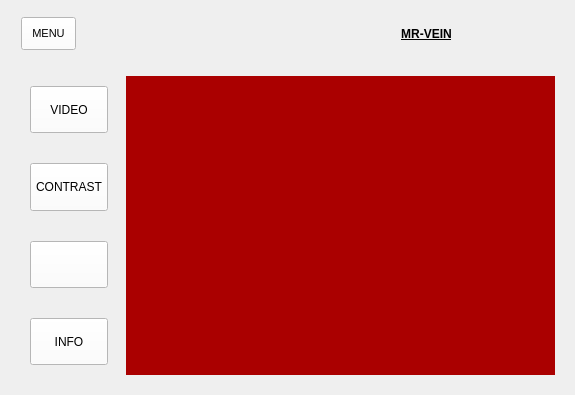
This is UI/CapstoneUI.ui in sathvik-raki/RapidVeinFinder as Qt 5 draws it before an edit. The edited form follows.
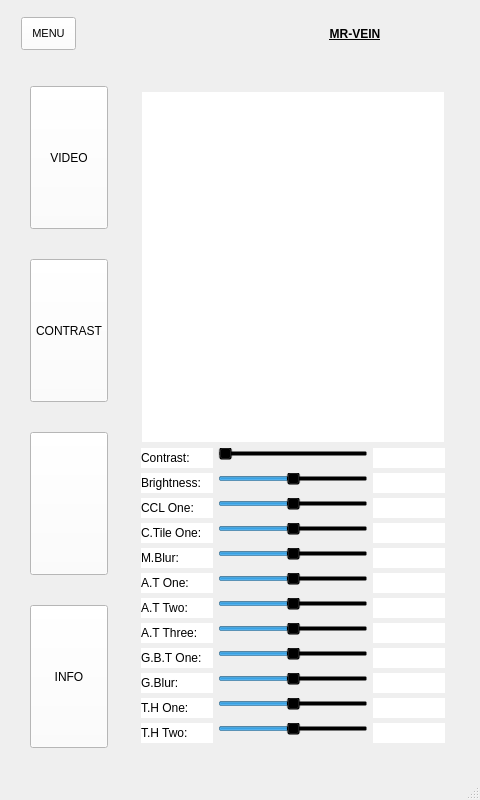
This is the edited form. Icons and pictures are not drawn.

What changed in the file:
```diff
--- a/UI/CapstoneUI.ui
+++ b/UI/CapstoneUI.ui
@@ -6,10 +6,22 @@
    <rect>
     <x>0</x>
     <y>0</y>
-    <width>575</width>
-    <height>395</height>
+    <width>480</width>
+    <height>800</height>
    </rect>
   </property>
+  <property name="sizePolicy">
+   <sizepolicy hsizetype="Fixed" vsizetype="Preferred">
+    <horstretch>0</horstretch>
+    <verstretch>0</verstretch>
+   </sizepolicy>
+  </property>
+  <property name="maximumSize">
+   <size>
+    <width>480</width>
+    <height>800</height>
+   </size>
+  </property>
   <property name="windowTitle">
    <string>MainWindow</string>
   </property>
@@ -375,6 +387,9 @@
               <verstretch>0</verstretch>
              </sizepolicy>
             </property>
+            <property name="styleSheet">
+             <string notr="true"/>
+            </property>
             <property name="currentIndex">
              <number>1</number>
             </property>
@@ -399,7 +414,755 @@
                <number>0</number>
               </property>
               <item>
-               <widget class="QLabel" name="video_label">
+               <widget class="QFrame" name="feed_frame">
+                <property name="frameShape">
+                 <enum>QFrame::StyledPanel</enum>
+                </property>
+                <property name="frameShadow">
+                 <enum>QFrame::Raised</enum>
+                </property>
+                <layout class="QVBoxLayout" name="verticalLayout_4">
+                 <property name="spacing">
+                  <number>10</number>
+                 </property>
+                 <property name="leftMargin">
+                  <number>0</number>
+                 </property>
+                 <property name="topMargin">
+                  <number>0</number>
+                 </property>
+                 <property name="rightMargin">
+                  <number>0</number>
+                 </property>
+                 <property name="bottomMargin">
+                  <number>0</number>
+                 </property>
+                 <item>
+                  <widget class="QLabel" name="video_label">
+                   <property name="styleSheet">
+                    <string notr="true">background-color: white;</string>
+                   </property>
+                   <property name="text">
+                    <string/>
+                   </property>
+                  </widget>
+                 </item>
+                 <item>
+                  <widget class="QPushButton" name="camera_button">
+                   <property name="styleSheet">
+                    <string notr="true">
+QPushButton#camera_button{
+   padding: 10px;
+   background-color:white;
+}
+
+QPushButton:hover#camera_button {
+background-color:rgb(215,214,213);
+}</string>
+                   </property>
+                   <property name="text">
+                    <string/>
+                   </property>
+                   <property name="icon">
+                    <iconset resource="icons.qrc">
+                     <normaloff>:/icons/icons/camera.svg</normaloff>:/icons/icons/camera.svg</iconset>
+                   </property>
+                  </widget>
+                 </item>
+                </layout>
+               </widget>
+              </item>
+             </layout>
+            </widget>
+            <widget class="QWidget" name="setting_page">
+             <property name="styleSheet">
+              <string notr="true">background-color: transparent;</string>
+             </property>
+             <layout class="QHBoxLayout" name="horizontalLayout_9">
+              <item>
+               <widget class="QFrame" name="frame">
+                <property name="sizePolicy">
+                 <sizepolicy hsizetype="Expanding" vsizetype="Preferred">
+                  <horstretch>0</horstretch>
+                  <verstretch>0</verstretch>
+                 </sizepolicy>
+                </property>
+                <property name="frameShape">
+                 <enum>QFrame::StyledPanel</enum>
+                </property>
+                <property name="frameShadow">
+                 <enum>QFrame::Raised</enum>
+                </property>
+                <layout class="QGridLayout" name="gridLayout">
+                 <property name="leftMargin">
+                  <number>5</number>
+                 </property>
+                 <property name="topMargin">
+                  <number>5</number>
+                 </property>
+                 <property name="rightMargin">
+                  <number>5</number>
+                 </property>
+                 <property name="bottomMargin">
+                  <number>5</number>
+                 </property>
+                 <property name="spacing">
+                  <number>5</number>
+                 </property>
+                 <item row="11" column="3">
+                  <widget class="QLabel" name="GBT_one_display">
+                   <property name="styleSheet">
+                    <string notr="true">background-color: rgb(255, 255, 255);</string>
+                   </property>
+                   <property name="text">
+                    <string/>
+                   </property>
+                  </widget>
+                 </item>
+                 <item row="12" column="0">
+                  <widget class="QLabel" name="GBlur_para">
+                   <property name="styleSheet">
+                    <string notr="true">background-color: rgb(255, 255, 255);</string>
+                   </property>
+                   <property name="text">
+                    <string>G.Blur:</string>
+                   </property>
+                  </widget>
+                 </item>
+                 <item row="3" column="1" colspan="2">
+                  <widget class="QSlider" name="CCL_slider">
+                   <property name="minimum">
+                    <number>-100</number>
+                   </property>
+                   <property name="maximum">
+                    <number>100</number>
+                   </property>
+                   <property name="pageStep">
+                    <number>1</number>
+                   </property>
+                   <property name="value">
+                    <number>1</number>
+                   </property>
+                   <property name="orientation">
+                    <enum>Qt::Horizontal</enum>
+                   </property>
+                   <property name="tickPosition">
+                    <enum>QSlider::TicksBelow</enum>
+                   </property>
+                   <property name="tickInterval">
+                    <number>5</number>
+                   </property>
+                  </widget>
+                 </item>
+                 <item row="12" column="3">
+                  <widget class="QLabel" name="G_blur_display">
+                   <property name="styleSheet">
+                    <string notr="true">background-color: rgb(255, 255, 255);</string>
+                   </property>
+                   <property name="text">
+                    <string/>
+                   </property>
+                  </widget>
+                 </item>
+                 <item row="8" column="3">
+                  <widget class="QLabel" name="AT_three_display">
+                   <property name="styleSheet">
+                    <string notr="true">background-color: rgb(255, 255, 255);</string>
+                   </property>
+                   <property name="text">
+                    <string/>
+                   </property>
+                  </widget>
+                 </item>
+                 <item row="0" column="0" colspan="4">
+                  <widget class="QFrame" name="video_settings_frame">
+                   <property name="frameShape">
+                    <enum>QFrame::StyledPanel</enum>
+                   </property>
+                   <property name="frameShadow">
+                    <enum>QFrame::Raised</enum>
+                   </property>
+                   <layout class="QHBoxLayout" name="horizontalLayout_10">
+                    <property name="spacing">
+                     <number>0</number>
+                    </property>
+                    <property name="leftMargin">
+                     <number>0</number>
+                    </property>
+                    <property name="topMargin">
+                     <number>0</number>
+                    </property>
+                    <property name="rightMargin">
+                     <number>0</number>
+                    </property>
+                    <property name="bottomMargin">
+                     <number>0</number>
+                    </property>
+                    <item>
+                     <widget class="QLabel" name="vid_setting_label">
+                      <property name="styleSheet">
+                       <string notr="true">background-color: rgb(255, 255, 255);</string>
+                      </property>
+                      <property name="text">
+                       <string/>
+                      </property>
+                     </widget>
+                    </item>
+                   </layout>
+                  </widget>
+                 </item>
+                 <item row="8" column="0">
+                  <widget class="QLabel" name="AT_three_para">
+                   <property name="styleSheet">
+                    <string notr="true">background-color: rgb(255, 255, 255);</string>
+                   </property>
+                   <property name="text">
+                    <string>A.T Three:</string>
+                   </property>
+                  </widget>
+                 </item>
+                 <item row="1" column="0">
+                  <widget class="QLabel" name="contrast_para">
+                   <property name="styleSheet">
+                    <string notr="true">background-color: rgb(255, 255, 255);</string>
+                   </property>
+                   <property name="text">
+                    <string>Contrast:</string>
+                   </property>
+                  </widget>
+                 </item>
+                 <item row="1" column="3">
+                  <widget class="QLabel" name="contrast_display">
+                   <property name="styleSheet">
+                    <string notr="true">background-color: white;</string>
+                   </property>
+                   <property name="text">
+                    <string/>
+                   </property>
+                  </widget>
+                 </item>
+                 <item row="2" column="3">
+                  <widget class="QLabel" name="brightness_display">
+                   <property name="styleSheet">
+                    <string notr="true">background-color: white;</string>
+                   </property>
+                   <property name="text">
+                    <string/>
+                   </property>
+                  </widget>
+                 </item>
+                 <item row="3" column="0">
+                  <widget class="QLabel" name="CCLone_para">
+                   <property name="styleSheet">
+                    <string notr="true">background-color: white;</string>
+                   </property>
+                   <property name="text">
+                    <string>CCL One:</string>
+                   </property>
+                  </widget>
+                 </item>
+                 <item row="3" column="3">
+                  <widget class="QLabel" name="CCL_display">
+                   <property name="styleSheet">
+                    <string notr="true">background-color: white;</string>
+                   </property>
+                   <property name="text">
+                    <string/>
+                   </property>
+                  </widget>
+                 </item>
+                 <item row="4" column="0">
+                  <widget class="QLabel" name="CTile_para">
+                   <property name="styleSheet">
+                    <string notr="true">background-color: white;</string>
+                   </property>
+                   <property name="text">
+                    <string>C.Tile One:</string>
+                   </property>
+                  </widget>
+                 </item>
+                 <item row="1" column="1" colspan="2">
+                  <widget class="QSlider" name="contrast_slider">
+                   <property name="minimum">
+                    <number>1</number>
+                   </property>
+                   <property name="maximum">
+                    <number>30</number>
+                   </property>
+                   <property name="singleStep">
+                    <number>1</number>
+                   </property>
+                   <property name="pageStep">
+                    <number>1</number>
+                   </property>
+                   <property name="tracking">
+                    <bool>true</bool>
+                   </property>
+                   <property name="orientation">
+                    <enum>Qt::Horizontal</enum>
+                   </property>
+                   <property name="tickPosition">
+                    <enum>QSlider::TicksBelow</enum>
+                   </property>
+                   <property name="tickInterval">
+                    <number>1</number>
+                   </property>
+                  </widget>
+                 </item>
+                 <item row="2" column="0">
+                  <widget class="QLabel" name="brightness_para">
+                   <property name="styleSheet">
+                    <string notr="true">background-color: white;</string>
+                   </property>
+                   <property name="text">
+                    <string>Brightness:</string>
+                   </property>
+                  </widget>
+                 </item>
+                 <item row="6" column="0">
+                  <widget class="QLabel" name="AT_para">
+                   <property name="styleSheet">
+                    <string notr="true">background-color: rgb(255, 255, 255);</string>
+                   </property>
+                   <property name="text">
+                    <string>A.T One:</string>
+                   </property>
+                  </widget>
+                 </item>
+                 <item row="4" column="3">
+                  <widget class="QLabel" name="C_Tile_display">
+                   <property name="styleSheet">
+                    <string notr="true">background-color: white;</string>
+                   </property>
+                   <property name="text">
+                    <string/>
+                   </property>
+                  </widget>
+                 </item>
+                 <item row="5" column="0">
+                  <widget class="QLabel" name="MBlur_para">
+                   <property name="styleSheet">
+                    <string notr="true">background-color: rgb(255, 255, 255);</string>
+                   </property>
+                   <property name="text">
+                    <string>M.Blur:</string>
+                   </property>
+                  </widget>
+                 </item>
+                 <item row="5" column="3">
+                  <widget class="QLabel" name="median_blur_display">
+                   <property name="styleSheet">
+                    <string notr="true">background-color: rgb(255, 255, 255);</string>
+                   </property>
+                   <property name="text">
+                    <string/>
+                   </property>
+                  </widget>
+                 </item>
+                 <item row="6" column="3">
+                  <widget class="QLabel" name="AT_one_display">
+                   <property name="styleSheet">
+                    <string notr="true">background-color: rgb(255, 255, 255);</string>
+                   </property>
+                   <property name="text">
+                    <string/>
+                   </property>
+                  </widget>
+                 </item>
+                 <item row="7" column="0">
+                  <widget class="QLabel" name="AT_two_para">
+                   <property name="styleSheet">
+                    <string notr="true">background-color: rgb(255, 255, 255);</string>
+                   </property>
+                   <property name="text">
+                    <string>A.T Two:</string>
+                   </property>
+                  </widget>
+                 </item>
+                 <item row="7" column="3">
+                  <widget class="QLabel" name="AT_two_display">
+                   <property name="styleSheet">
+                    <string notr="true">background-color: rgb(255, 255, 255);</string>
+                   </property>
+                   <property name="text">
+                    <string/>
+                   </property>
+                  </widget>
+                 </item>
+                 <item row="11" column="0">
+                  <widget class="QLabel" name="GBT_para">
+                   <property name="styleSheet">
+                    <string notr="true">background-color: rgb(255, 255, 255);</string>
+                   </property>
+                   <property name="text">
+                    <string>G.B.T One:</string>
+                   </property>
+                  </widget>
+                 </item>
+                 <item row="15" column="3">
+                  <widget class="QLabel" name="Thres_one_display">
+                   <property name="styleSheet">
+                    <string notr="true">background-color: rgb(255, 255, 255);</string>
+                   </property>
+                   <property name="text">
+                    <string/>
+                   </property>
+                  </widget>
+                 </item>
+                 <item row="16" column="3">
+                  <widget class="QLabel" name="Thres_two_display">
+                   <property name="styleSheet">
+                    <string notr="true">background-color: white;</string>
+                   </property>
+                   <property name="text">
+                    <string/>
+                   </property>
+                  </widget>
+                 </item>
+                 <item row="2" column="1" colspan="2">
+                  <widget class="QSlider" name="brightness_slider">
+                   <property name="minimum">
+                    <number>-255</number>
+                   </property>
+                   <property name="maximum">
+                    <number>255</number>
+                   </property>
+                   <property name="pageStep">
+                    <number>1</number>
+                   </property>
+                   <property name="orientation">
+                    <enum>Qt::Horizontal</enum>
+                   </property>
+                   <property name="tickPosition">
+                    <enum>QSlider::TicksBelow</enum>
+                   </property>
+                   <property name="tickInterval">
+                    <number>10</number>
+                   </property>
+                  </widget>
+                 </item>
+                 <item row="4" column="1" colspan="2">
+                  <widget class="QSlider" name="C_tile_slider">
+                   <property name="minimum">
+                    <number>-100</number>
+                   </property>
+                   <property name="maximum">
+                    <number>100</number>
+                   </property>
+                   <property name="pageStep">
+                    <number>1</number>
+                   </property>
+                   <property name="value">
+                    <number>1</number>
+                   </property>
+                   <property name="orientation">
+                    <enum>Qt::Horizontal</enum>
+                   </property>
+                   <property name="tickPosition">
+                    <enum>QSlider::TicksBelow</enum>
+                   </property>
+                   <property name="tickInterval">
+                    <number>5</number>
+                   </property>
+                  </widget>
+                 </item>
+                 <item row="5" column="1" colspan="2">
+                  <widget class="QSlider" name="M_blur_slider">
+                   <property name="minimum">
+                    <number>-100</number>
+                   </property>
+                   <property name="maximum">
+                    <number>100</number>
+                   </property>
+                   <property name="pageStep">
+                    <number>1</number>
+                   </property>
+                   <property name="value">
+                    <number>1</number>
+                   </property>
+                   <property name="orientation">
+                    <enum>Qt::Horizontal</enum>
+                   </property>
+                   <property name="tickPosition">
+                    <enum>QSlider::TicksBelow</enum>
+                   </property>
+                   <property name="tickInterval">
+                    <number>5</number>
+                   </property>
+                  </widget>
+                 </item>
+                 <item row="6" column="1" colspan="2">
+                  <widget class="QSlider" name="AT_one_slider">
+                   <property name="minimum">
+                    <number>-255</number>
+                   </property>
+                   <property name="maximum">
+                    <number>255</number>
+                   </property>
+                   <property name="pageStep">
+                    <number>1</number>
+                   </property>
+                   <property name="value">
+                    <number>1</number>
+                   </property>
+                   <property name="orientation">
+                    <enum>Qt::Horizontal</enum>
+                   </property>
+                   <property name="tickPosition">
+                    <enum>QSlider::TicksBelow</enum>
+                   </property>
+                   <property name="tickInterval">
+                    <number>10</number>
+                   </property>
+                  </widget>
+                 </item>
+                 <item row="7" column="1" colspan="2">
+                  <widget class="QSlider" name="AT_two_slider">
+                   <property name="minimum">
+                    <number>-100</number>
+                   </property>
+                   <property name="maximum">
+                    <number>100</number>
+                   </property>
+                   <property name="pageStep">
+                    <number>1</number>
+                   </property>
+                   <property name="value">
+                    <number>1</number>
+                   </property>
+                   <property name="orientation">
+                    <enum>Qt::Horizontal</enum>
+                   </property>
+                   <property name="tickPosition">
+                    <enum>QSlider::TicksBelow</enum>
+                   </property>
+                   <property name="tickInterval">
+                    <number>5</number>
+                   </property>
+                  </widget>
+                 </item>
+                 <item row="8" column="1" colspan="2">
+                  <widget class="QSlider" name="AT_three_slider">
+                   <property name="minimum">
+                    <number>-255</number>
+                   </property>
+                   <property name="maximum">
+                    <number>255</number>
+                   </property>
+                   <property name="pageStep">
+                    <number>1</number>
+                   </property>
+                   <property name="value">
+                    <number>1</number>
+                   </property>
+                   <property name="orientation">
+                    <enum>Qt::Horizontal</enum>
+                   </property>
+                   <property name="tickPosition">
+                    <enum>QSlider::TicksBelow</enum>
+                   </property>
+                   <property name="tickInterval">
+                    <number>10</number>
+                   </property>
+                  </widget>
+                 </item>
+                 <item row="11" column="1" colspan="2">
+                  <widget class="QSlider" name="GBT_slider">
+                   <property name="minimum">
+                    <number>-100</number>
+                   </property>
+                   <property name="maximum">
+                    <number>100</number>
+                   </property>
+                   <property name="pageStep">
+                    <number>1</number>
+                   </property>
+                   <property name="value">
+                    <number>1</number>
+                   </property>
+                   <property name="orientation">
+                    <enum>Qt::Horizontal</enum>
+                   </property>
+                   <property name="tickPosition">
+                    <enum>QSlider::TicksBelow</enum>
+                   </property>
+                   <property name="tickInterval">
+                    <number>5</number>
+                   </property>
+                  </widget>
+                 </item>
+                 <item row="12" column="1" colspan="2">
+                  <widget class="QSlider" name="GBlur_slider">
+                   <property name="minimum">
+                    <number>-100</number>
+                   </property>
+                   <property name="maximum">
+                    <number>100</number>
+                   </property>
+                   <property name="pageStep">
+                    <number>1</number>
+                   </property>
+                   <property name="value">
+                    <number>1</number>
+                   </property>
+                   <property name="orientation">
+                    <enum>Qt::Horizontal</enum>
+                   </property>
+                   <property name="tickPosition">
+                    <enum>QSlider::TicksBelow</enum>
+                   </property>
+                   <property name="tickInterval">
+                    <number>5</number>
+                   </property>
+                  </widget>
+                 </item>
+                 <item row="15" column="0">
+                  <widget class="QLabel" name="Thres_one_para">
+                   <property name="styleSheet">
+                    <string notr="true">background-color: rgb(255, 255, 255);</string>
+                   </property>
+                   <property name="text">
+                    <string>T.H One:</string>
+                   </property>
+                  </widget>
+                 </item>
+                 <item row="16" column="0">
+                  <widget class="QLabel" name="Thres_two_para">
+                   <property name="styleSheet">
+                    <string notr="true">background-color: white;</string>
+                   </property>
+                   <property name="text">
+                    <string>T.H Two:</string>
+                   </property>
+                  </widget>
+                 </item>
+                 <item row="15" column="1" colspan="2">
+                  <widget class="QSlider" name="Thres_one_slider">
+                   <property name="minimum">
+                    <number>-100</number>
+                   </property>
+                   <property name="maximum">
+                    <number>100</number>
+                   </property>
+                   <property name="pageStep">
+                    <number>1</number>
+                   </property>
+                   <property name="value">
+                    <number>1</number>
+                   </property>
+                   <property name="orientation">
+                    <enum>Qt::Horizontal</enum>
+                   </property>
+                   <property name="tickPosition">
+                    <enum>QSlider::TicksBelow</enum>
+                   </property>
+                   <property name="tickInterval">
+                    <number>5</number>
+                   </property>
+                  </widget>
+                 </item>
+                 <item row="16" column="1" colspan="2">
+                  <widget class="QSlider" name="Thres_two_slider">
+                   <property name="minimum">
+                    <number>-255</number>
+                   </property>
+                   <property name="maximum">
+                    <number>255</number>
+                   </property>
+                   <property name="pageStep">
+                    <number>1</number>
+                   </property>
+                   <property name="value">
+                    <number>1</number>
+                   </property>
+                   <property name="orientation">
+                    <enum>Qt::Horizontal</enum>
+                   </property>
+                   <property name="tickPosition">
+                    <enum>QSlider::TicksBelow</enum>
+                   </property>
+                   <property name="tickInterval">
+                    <number>10</number>
+                   </property>
+                  </widget>
+                 </item>
+                </layout>
+               </widget>
+              </item>
+             </layout>
+            </widget>
+            <widget class="QWidget" name="image_page">
+             <property name="styleSheet">
+              <string notr="true">background-color: transparent;</string>
+             </property>
+             <layout class="QHBoxLayout" name="horizontalLayout_7">
+              <item>
+               <widget class="QFrame" name="image_frame">
+                <property name="frameShape">
+                 <enum>QFrame::StyledPanel</enum>
+                </property>
+                <property name="frameShadow">
+                 <enum>QFrame::Raised</enum>
+                </property>
+                <layout class="QVBoxLayout" name="verticalLayout_5">
+                 <property name="spacing">
+                  <number>10</number>
+                 </property>
+                 <property name="leftMargin">
+                  <number>0</number>
+                 </property>
+                 <property name="topMargin">
+                  <number>0</number>
+                 </property>
+                 <property name="rightMargin">
+                  <number>0</number>
+                 </property>
+                 <property name="bottomMargin">
+                  <number>0</number>
+                 </property>
+                 <item>
+                  <widget class="QLabel" name="image_label">
+                   <property name="styleSheet">
+                    <string notr="true">background-color: white;</string>
+                   </property>
+                   <property name="text">
+                    <string/>
+                   </property>
+                  </widget>
+                 </item>
+                 <item>
+                  <widget class="QPushButton" name="save_button">
+                   <property name="styleSheet">
+                    <string notr="true">QPushButton#save_button{
+   padding: 10px;
+   background-color:white;
+}
+
+QPushButton:hover#save_button {
+background-color:rgb(215,214,213);
+}</string>
+                   </property>
+                   <property name="text">
+                    <string/>
+                   </property>
+                   <property name="icon">
+                    <iconset resource="icons.qrc">
+                     <normaloff>:/icons/icons/save.svg</normaloff>:/icons/icons/save.svg</iconset>
+                   </property>
+                  </widget>
+                 </item>
+                </layout>
+               </widget>
+              </item>
+             </layout>
+            </widget>
+            <widget class="QWidget" name="info_page">
+             <property name="styleSheet">
+              <string notr="true">background-color: transparent;</string>
+             </property>
+             <layout class="QHBoxLayout" name="horizontalLayout_8">
+              <item>
+               <widget class="QLabel" name="info_label">
                 <property name="text">
                  <string/>
                 </property>
@@ -407,21 +1170,6 @@
               </item>
              </layout>
             </widget>
-            <widget class="QWidget" name="contrast_page">
-             <property name="styleSheet">
-              <string notr="true">background-color: rgb(170, 0, 0);</string>
-             </property>
-            </widget>
-            <widget class="QWidget" name="depth_page">
-             <property name="styleSheet">
-              <string notr="true">background-color: rgb(0, 85, 0);</string>
-             </property>
-            </widget>
-            <widget class="QWidget" name="info_page">
-             <property name="styleSheet">
-              <string notr="true">background-color: rgb(170, 85, 0);</string>
-             </property>
-            </widget>
            </widget>
           </item>
          </layout>
@@ -432,6 +1180,7 @@
     </item>
    </layout>
   </widget>
+  <widget class="QStatusBar" name="statusBar"/>
  </widget>
  <resources>
   <include location="icons.qrc"/>
```
Left out of the diff: 43 changed lines with no effect on the pictures.
